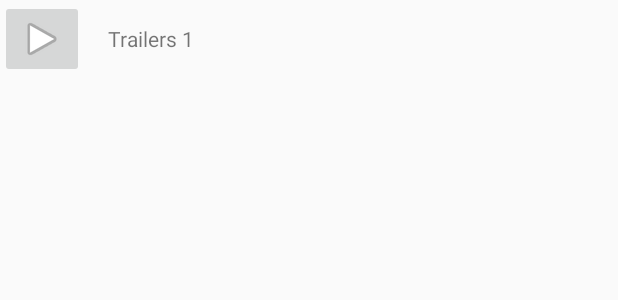
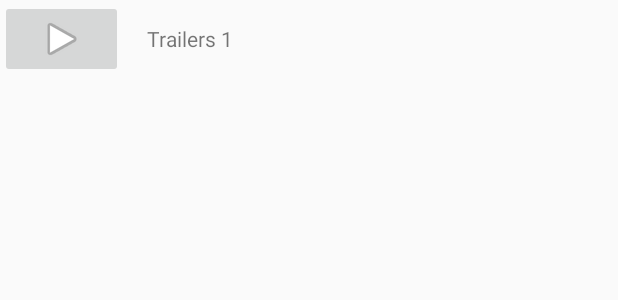
Before and after one commit to henrikhoang/FavoriteMovieStage2, an Android app: the layout trailers_items.xml on its own in the app's theme, with its tools: preview values and no code run, on a phone screen of 412 x 824 dp. Shown: the top 300 px of the screen. Run offline under Robolectric (Android 15) with nearby library versions, the phone set to English and light mode, and no system bars.

Commit message:
commit July 30

```diff
--- a/app/src/main/java/com/example/henrikhoang/projectmoviestage1/MainActivity.java
+++ b/app/src/main/java/com/example/henrikhoang/projectmoviestage1/MainActivity.java
@@ -19,7 +19,7 @@ import android.widget.ProgressBar;
 
 import com.example.henrikhoang.projectmoviestage1.Settings.SettingsActivity;
 import com.example.henrikhoang.projectmoviestage1.adapter.MovieAdapter;
-import com.example.henrikhoang.projectmoviestage1.data.MoviePreferences;
+import com.example.henrikhoang.projectmoviestage1.Settings.MoviePreferences;
 import com.example.henrikhoang.projectmoviestage1.utility.Network;
 import com.example.henrikhoang.projectmoviestage1.utility.OpenMovieJsonUtils;
 
--- a/app/src/main/java/com/example/henrikhoang/projectmoviestage1/data/MoviePreferences.java
+++ b/app/src/main/java/com/example/henrikhoang/projectmoviestage1/Settings/MoviePreferences.java
@@ -1,4 +1,4 @@
-package com.example.henrikhoang.projectmoviestage1.data;
+package com.example.henrikhoang.projectmoviestage1.Settings;
 
 import android.content.Context;
 import android.content.SharedPreferences;
--- a/app/src/main/java/com/example/henrikhoang/projectmoviestage1/adapter/TrailerAdapter.java
+++ b/app/src/main/java/com/example/henrikhoang/projectmoviestage1/adapter/TrailerAdapter.java
@@ -83,7 +83,7 @@ public class TrailerAdapter extends
             super(view);
             mPlayButtonImageView = (ImageView) view.findViewById(R.id.play_button_view);
             mTrailerNumberTextView = (TextView) view.findViewById(R.id.trailer_number_tv);
-            view.setOnClickListener(this);
+            mPlayButtonImageView.setOnClickListener(this);
         }
 
         @Override
--- a/app/src/main/java/com/example/henrikhoang/projectmoviestage1/data/MovieDbHelper.java
+++ b/app/src/main/java/com/example/henrikhoang/projectmoviestage1/data/MovieDbHelper.java
@@ -9,8 +9,8 @@ import android.database.sqlite.SQLiteOpenHelper;
  */
 
 public class MovieDbHelper extends SQLiteOpenHelper {
-    public static final String DATABASE_NAME = "movie.db";
-    private static final int DATABASE_VERSION = 3;
+    private static final String DATABASE_NAME = "movie.db";
+    private static final int DATABASE_VERSION = 4;
 
     public MovieDbHelper(Context context) {
         super(context, DATABASE_NAME, null, DATABASE_VERSION);
--- a/app/src/main/res/layout/trailers_items.xml
+++ b/app/src/main/res/layout/trailers_items.xml
@@ -1,11 +1,15 @@
 <?xml version="1.0" encoding="utf-8"?>
-<HorizontalScrollView xmlns:android="http://schemas.android.com/apk/res/android"
-    xmlns:app="http://schemas.android.com/apk/res-auto"
-    android:layout_width="match_parent"
-    android:layout_height="wrap_content"
-    xmlns:tools="http://schemas.android.com/tools">
+<!--<HorizontalScrollView xmlns:android="http://schemas.android.com/apk/res/android"-->
+    <!--xmlns:app="http://schemas.android.com/apk/res-auto"-->
+    <!--android:layout_width="match_parent"-->
+    <!--android:layout_height="wrap_content"-->
+    <!--xmlns:tools="http://schemas.android.com/tools">-->
 
     <LinearLayout
+        xmlns:android="http://schemas.android.com/apk/res/android"
+        xmlns:app="http://schemas.android.com/apk/res-auto"
+
+        xmlns:tools="http://schemas.android.com/tools"
         android:layout_width="match_parent"
         android:layout_height="wrap_content"
         android:orientation="horizontal">
@@ -13,17 +17,19 @@
 
         <ImageButton
             android:id="@+id/play_button_view"
-            android:layout_width="match_parent"
+            android:layout_width="0dp"
             android:layout_height="wrap_content"
-            app:srcCompat="@android:drawable/ic_media_play" />
+            app:srcCompat="@android:drawable/ic_media_play"
+            android:layout_weight="1"/>
 
         <TextView
             android:id="@+id/trailer_number_tv"
-            android:layout_width="325dp"
+            android:layout_width="0dp"
             android:layout_height="match_parent"
             tools:text= "Trailers 1"
             android:paddingTop="16dp"
             android:paddingLeft="16dp"
-            android:textAlignment="viewStart"/>
+            android:textAlignment="viewStart"
+            android:layout_weight="4"/>
     </LinearLayout>
-</HorizontalScrollView>
+<!--</HorizontalScrollView>-->
--- a/app/src/main/res/values/strings.xml
+++ b/app/src/main/res/values/strings.xml
@@ -28,5 +28,6 @@
     <string name="tv_reviews_label">Reviews</string>
     <string name="no_trailer">No Trailers Available</string>
     <string name="no_reviews">No Reviews Available</string>
+    <string name="favourite_button">Mark as Favorite</string>
 
 </resources>
```
Also changed, not shown: app/src/main/java/com/example/henrikhoang/projectmoviestage1/DetailActivity.java (+27 -46 lines), app/src/main/java/com/example/henrikhoang/projectmoviestage1/data/MovieContract.java (+4 -5 lines), app/src/main/java/com/example/henrikhoang/projectmoviestage1/data/MovieProvider.java (+38 -44 lines), app/src/main/java/com/example/henrikhoang/projectmoviestage1/sync/MovieSyncTask.java (deleted, +0 -42 lines), app/src/main/java/com/example/henrikhoang/projectmoviestage1/utility/OpenMovieJsonUtils.java (+0 -34 lines), app/src/main/res/layout/details_poster_title.xml (+7 -7 lines), 1 other file.
